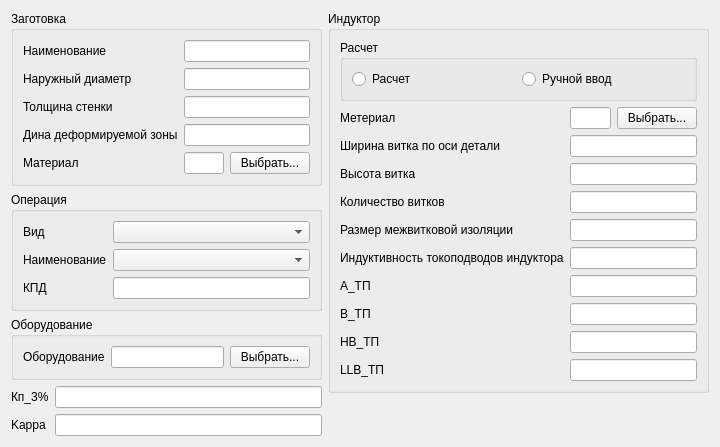
This is gui/InitialParameters.ui in Kroshy1984/MIOM as Qt 5 draws it before an edit. The edited form follows.
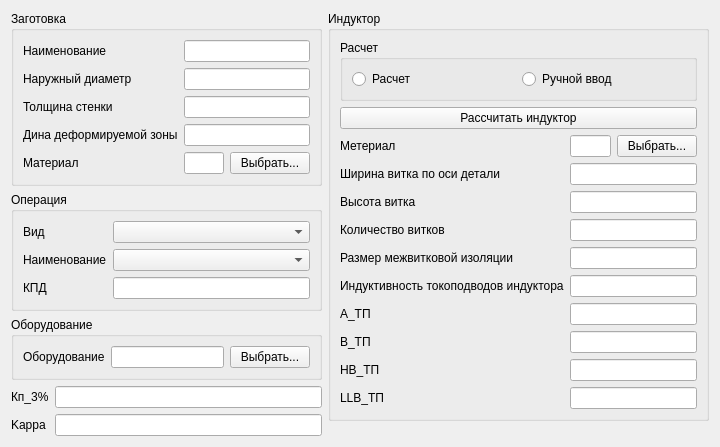
This is the edited form.

Commit message: Add blocking elements for inductor

```diff
--- a/gui/InitialParameters.ui
+++ b/gui/InitialParameters.ui
@@ -234,6 +234,13 @@
           </layout>
          </widget>
         </item>
+        <item>
+         <widget class="QPushButton" name="pushButtonCalcInductor">
+          <property name="text">
+           <string>Рассчитать индуктор</string>
+          </property>
+         </widget>
+        </item>
         <item>
          <layout class="QFormLayout" name="formLayout_4">
           <item row="0" column="0">
```
The commit also changes 1 other file.
